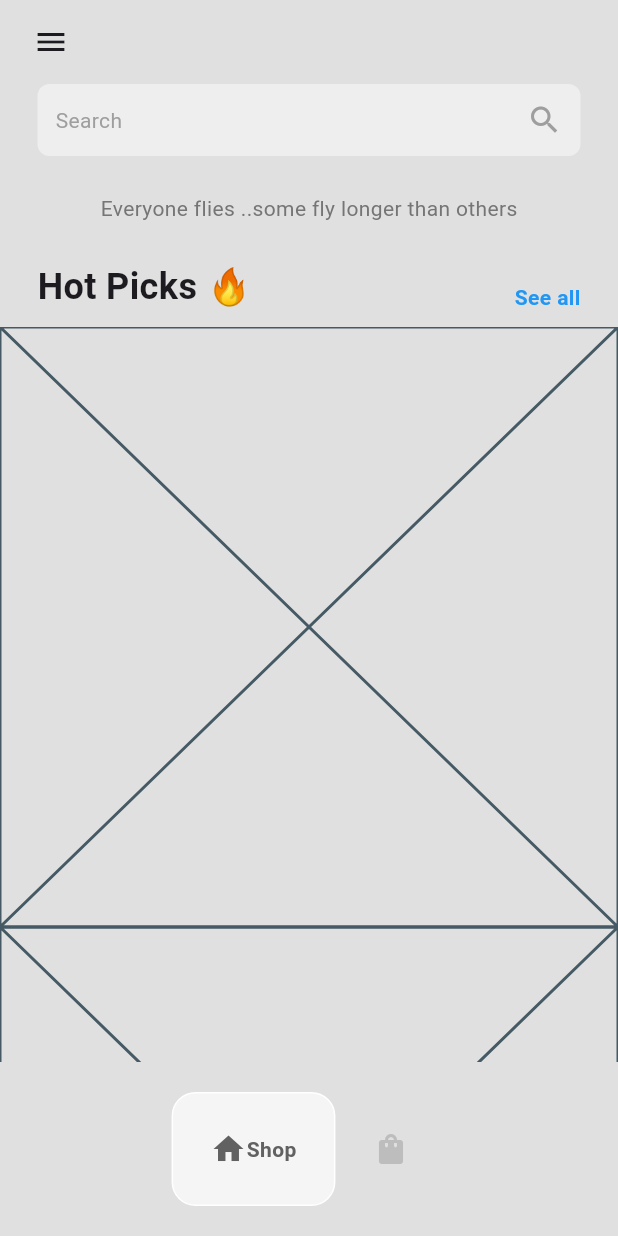
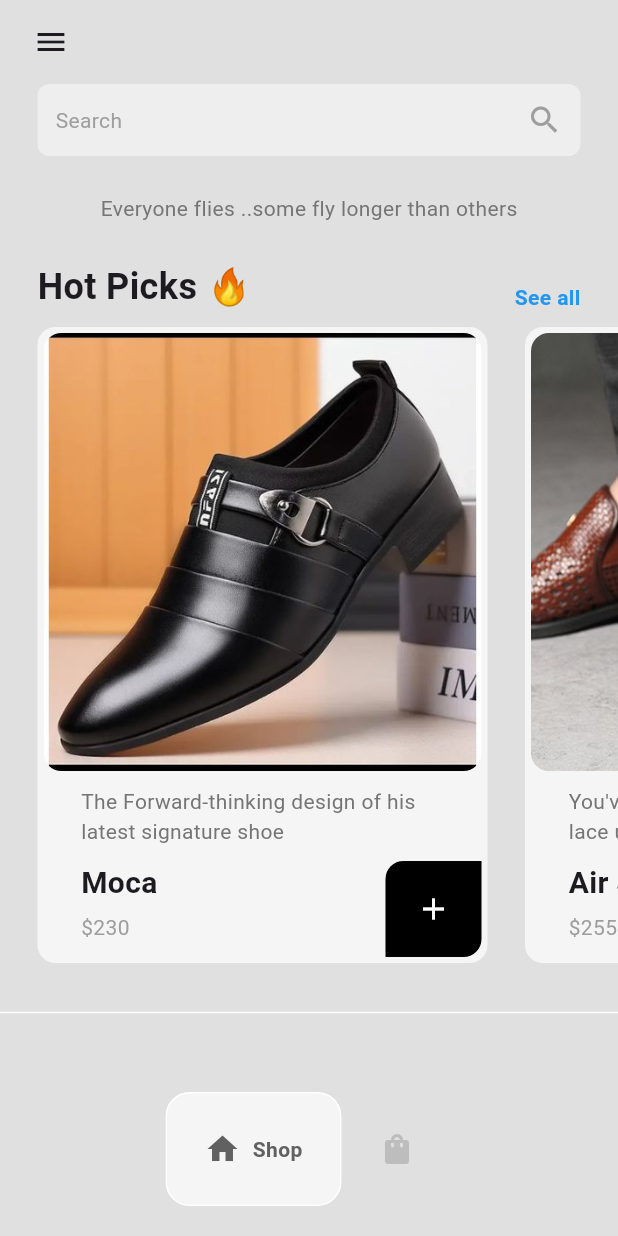
Before and after one commit to danbahaushiya01/ecommerceapp, a Flutter app: the screen it shows after launch, after a tap on "Shop Now", on a phone screen of 412 x 824 dp. Run offline on Flutter 3.47's test engine with Material 3 defaults, Android fonts, the phone set to English and light mode, and no system bars; drawn by our look-alikes of google_nav_bar.

Commit message:
added new files in components and  models

```diff
--- a/lib/components/bottom_nav_bar.dart
+++ b/lib/components/bottom_nav_bar.dart
@@ -18,6 +18,7 @@ void Function(int)? onTabChange;
        tabActiveBorder:Border.all(color: Colors.white) ,
        tabBackgroundColor:Colors.grey.shade100 ,
        tabBorderRadius: 16,
+       gap: 8,
        onTabChange: (value) => onTabChange!(value),
         tabs: const [
 
--- /dev/null
+++ b/lib/components/cart_item.dart
@@ -0,0 +1,38 @@
+import 'package:ecommerceapp/models/cart.dart';
+import 'package:ecommerceapp/models/shoe.dart';
+import 'package:flutter/material.dart';
+import 'package:provider/provider.dart';
+
+class CartItem extends StatefulWidget {
+  Shoe shoe;
+  CartItem({super.key, required this.shoe});
+
+  @override
+  State<CartItem> createState() => _CartItemState();
+}
+
+class _CartItemState extends State<CartItem> {
+
+
+//remove item from cart
+void removeItemFromCart(){
+  Provider.of<Cart>(context,listen: false).removeItemFromCart(widget.shoe);
+}
+
+  @override
+  Widget build(BuildContext context) {
+    return Container(
+      decoration: BoxDecoration(
+        color: Colors.grey[100],
+        borderRadius: BorderRadius.circular(8),
+        ),
+      margin: EdgeInsets.only(bottom: 10),
+      child: ListTile(
+        leading: Image.asset(widget.shoe.imagepath),
+        title: Text(widget.shoe.name),
+        subtitle: Text(widget.shoe.price),
+        trailing: IconButton(onPressed: removeItemFromCart, icon: Icon(Icons.delete)),
+      ),
+    );
+  }
+}
--- a/lib/components/shoe_tile.dart
+++ b/lib/components/shoe_tile.dart
@@ -1,9 +1,89 @@
+import 'package:ecommerceapp/models/shoe.dart';
 import 'package:flutter/material.dart';
+
 class ShoeTile extends StatelessWidget {
-  const ShoeTile({super.key});
+  Shoe shoe;
+  void Function()? onTap;
+
+  ShoeTile({super.key, required this.shoe, required this.onTap});
 
   @override
   Widget build(BuildContext context) {
-    return const Placeholder();
+    return Container(
+      margin: EdgeInsets.only(left: 25),
+      padding: EdgeInsets.all(4),
+      width: 300,
+      decoration: BoxDecoration(
+        color: Colors.grey[100],
+        borderRadius: BorderRadius.circular(12),
+      ),
+      child: Column(
+        mainAxisAlignment: MainAxisAlignment.spaceBetween,
+        children: [
+          //shoe pic
+          ClipRRect(
+              borderRadius: BorderRadius.circular(12),
+              child: Image.asset(shoe.imagepath)),
+
+          //description
+          Padding(
+            padding: const EdgeInsets.symmetric(horizontal: 25.0),
+            child: Text(
+              shoe.description,
+              style: TextStyle(color: Colors.grey[600]),
+            ),
+          ),
+
+          //price + details
+          Padding(
+            padding: const EdgeInsets.only(left: 25.0),
+            child: Row(
+              mainAxisAlignment: MainAxisAlignment.spaceBetween,
+              crossAxisAlignment: CrossAxisAlignment.start,
+              children: [
+                Column(
+                  crossAxisAlignment: CrossAxisAlignment.start,
+                  children: [
+                    //shoe name
+                    Text(
+                      shoe.name,
+                      style: TextStyle(
+                        fontWeight: FontWeight.bold,
+                        fontSize: 20,
+                      ),
+                    ),
+
+                    const SizedBox(
+                      height: 5,
+                    ),
+
+                    //price
+                    Text(
+                      '\$' + shoe.price,
+                      style: const TextStyle(color: Colors.grey),
+                    ),
+                  ],
+                ),
+                //button to add to cart
+                GestureDetector(
+                  onTap: onTap,
+                  child: Container(
+                      padding: EdgeInsets.all(20),
+                      decoration: const BoxDecoration(
+                          color: Colors.black,
+                          borderRadius: BorderRadius.only(
+                              topLeft: Radius.circular(12),
+                              bottomRight: Radius.circular(12))),
+                      child: const Icon(
+                        Icons.add,
+                        color: Colors.white,
+                      )),
+                ),
+              ],
+            ),
+          ),
+        ],
+      ),
+    );
   }
 }
--- a/lib/main.dart
+++ b/lib/main.dart
@@ -1,5 +1,7 @@
+import 'package:ecommerceapp/models/cart.dart';
 import 'package:ecommerceapp/pages/intro_page.dart';
 import 'package:flutter/material.dart';
+import 'package:provider/provider.dart';
 
 void main() {
   runApp(const MyApp());
@@ -10,9 +12,11 @@ class MyApp extends StatelessWidget {
 
   @override
   Widget build(BuildContext context) {
-    return const MaterialApp(
-      debugShowCheckedModeBanner: false,
-      home: IntroPage(),
-    );
+    return ChangeNotifierProvider(
+        create: (context) => Cart(),
+        builder: (context, child) => const MaterialApp(
+              debugShowCheckedModeBanner: false,
+              home: IntroPage(),
+            ));
   }
 }
--- /dev/null
+++ b/lib/models/cart.dart
@@ -0,0 +1,57 @@
+import 'package:ecommerceapp/models/shoe.dart';
+import 'package:flutter/material.dart';
+
+class Cart extends ChangeNotifier {
+//list of shoes for sale
+  List<Shoe> shoeShop = [
+    Shoe(
+        name: 'Moca',
+        price: '230',
+        imagepath: 'lib/images/shoe2.png',
+        description:
+            'The Forward-thinking design of his latest signature shoe'),
+    Shoe(
+        name: 'Air Jordan',
+        price: '255',
+        imagepath: 'lib/images/shoe1.png',
+        description:
+            'You\'ve got the hops and the speed-lace up in shoes that enhance'),
+    Shoe(
+        name: 'KD Treys',
+        price: '240',
+        imagepath: 'lib/images/shoe3.png',
+        description:
+            'A secure midfoot strap is suited for scoring binges and defensive '),
+    Shoe(
+        name: 'Kyrice 6',
+        price: '238',
+        imagepath: 'lib/images/shoe4.png',
+        description:
+            'Bouncing cushioning is paired with soft yet supportive foam for rest'),
+  ];
+
+//list of items in the user cart
+  List<Shoe> usercart = [];
+
+//get list of shoes for sale
+  List<Shoe> getShoeList() {
+    return shoeShop;
+  }
+
+//get cart
+  List<Shoe> getUserCart() {
+    return usercart;
+  }
+
+//add item to the cart
+  void addItemToCart(Shoe shoe) {
+    usercart.add(shoe);
+    notifyListeners();
+  }
+
+//remove item from the cart
+  void removeItemFromCart(Shoe shoe) {
+    usercart.remove(shoe);
+    notifyListeners();
+  }
+}
--- a/lib/pages/cart_page.dart
+++ b/lib/pages/cart_page.dart
@@ -1,4 +1,9 @@
+import 'package:ecommerceapp/components/cart_item.dart';
+import 'package:ecommerceapp/models/cart.dart';
+import 'package:ecommerceapp/models/shoe.dart';
 import 'package:flutter/material.dart';
+import 'package:provider/provider.dart';
+
 class CartPage extends StatefulWidget {
   const CartPage({super.key});
 
@@ -9,6 +14,33 @@ class CartPage extends StatefulWidget {
 class _CartPageState extends State<CartPage> {
   @override
   Widget build(BuildContext context) {
-    return Center(child: Text("Cart"),);
+    return Consumer<Cart>(
+      builder: (context, value, child) => Padding(
+        padding: const EdgeInsets.symmetric(horizontal: 25),
+        child: Column(
+          crossAxisAlignment: CrossAxisAlignment.start,
+          children: [
+            //My heading
+            Text(
+              "My Cart",
+              style: TextStyle(fontSize: 24, fontWeight: FontWeight.bold),
+            ),
+
+            const SizedBox(height: 10,),
+
+            Expanded(child: ListView.builder(
+              itemCount: value.getUserCart().length,
+              itemBuilder: (context, index) {
+              //get individual shoe
+             Shoe  individualShoe = value.getUserCart()[index];
+
+              //return the cart Item
+              return CartItem(shoe: individualShoe,);
+
+            },),)
+          ],
+        ),
+      ),
+    );
   }
 }
--- a/lib/pages/shope_page.dart
+++ b/lib/pages/shope_page.dart
@@ -1,17 +1,38 @@
 import 'package:ecommerceapp/components/shoe_tile.dart';
+import 'package:ecommerceapp/models/cart.dart';
+import 'package:ecommerceapp/models/shoe.dart';
 import 'package:flutter/material.dart';
+import 'package:provider/provider.dart';
 
 class ShopePage extends StatefulWidget {
   const ShopePage({super.key});
 
+
    @override
   State<ShopePage> createState() => _ShopePageState();
+
+
 }
 
 class _ShopePageState extends State<ShopePage> {
+
+ //  add shoe to cart
+  void addShoeToCart(Shoe shoe){
+      Provider.of<Cart>(context,listen: false).addItemToCart(shoe);
+
+      //alert the user, shoe successfullyy added
+      showDialog(context: context, builder: (context) => AlertDialog(
+        title: Text('Successfully added'),
+        content: Text('Check your cart'),
+      ),);
+  }
+
+
+
   @override
   Widget build(BuildContext context) {
-    return Column(
+    return Consumer<Cart>(
+        builder: (context, value, child) => Column(
               children: [
                 //search box
                 Container(
@@ -54,19 +75,49 @@ class _ShopePageState extends State<ShopePage> {
                     children: const [
                       Text(
                         'Hot Picks 🔥',
-                style: TextStyle(fontWeight: FontWeight.bold, fontSize: 24),
+                        style: TextStyle(
+                            fontWeight: FontWeight.bold, fontSize: 24),
                       ),
-              Text('See all',style: TextStyle(fontWeight: FontWeight.bold,color: Colors.blue),)
+                      Text(
+                        'See all',
+                        style: TextStyle(
+                            fontWeight: FontWeight.bold, color: Colors.blue),
+                      )
                     ],
                   ),
                 ),
 
                 const SizedBox(height: 10),
-        Expanded(child: ListView.builder(itemBuilder: (context, index) {
-           return  ShoeTile();
-        },))
 
+                //List of Shoes for sale
+
+                Expanded(
+                  child: ListView.builder(
+                    itemCount: 4,
+                    scrollDirection: Axis.horizontal,
+                    itemBuilder: (context, index) {
+                      //create a shoe
+                      // Shoe shoe = Shoe(
+                      //     name: 'Air Jordan',
+                      //     price: '240',
+                      //     imagepath: 'lib/images/shoe1.png',
+                      //     description: 'Cool shoe');
+                      //get a shoe from shop list
+
+                      Shoe shoe = value.getShoeList()[index];
+
+                      return ShoeTile(
+                        shoe: shoe,
+                        onTap: () => addShoeToCart(shoe),
+                      );
+                    },
+                  ),
+                ),
+                Padding(
+                  padding: const EdgeInsets.symmetric(vertical: 25.0),
+                  child: Divider(color: Colors.white,),
+                )
               ],
-    );
+            ));
   }
 }
--- a/pubspec.yaml
+++ b/pubspec.yaml
@@ -36,6 +36,7 @@ dependencies:
   # Use with the CupertinoIcons class for iOS style icons.
   cupertino_icons: ^1.0.6
   google_nav_bar: ^5.0.6
+  provider: ^6.1.2
 
 dev_dependencies:
   flutter_test:
```
Also changed, not shown: lib/images/shoe1.jpg (deleted), lib/images/shoe1.png (added), lib/images/shoe2.jpg (deleted), lib/images/shoe2.png (added), lib/images/shoe3.jpg (deleted), lib/images/shoe3.png (added), lib/images/shoe4.jpg (deleted), lib/images/shoe4.png (added), pubspec.lock. Lines whose indentation alone changed are shown as unchanged.
